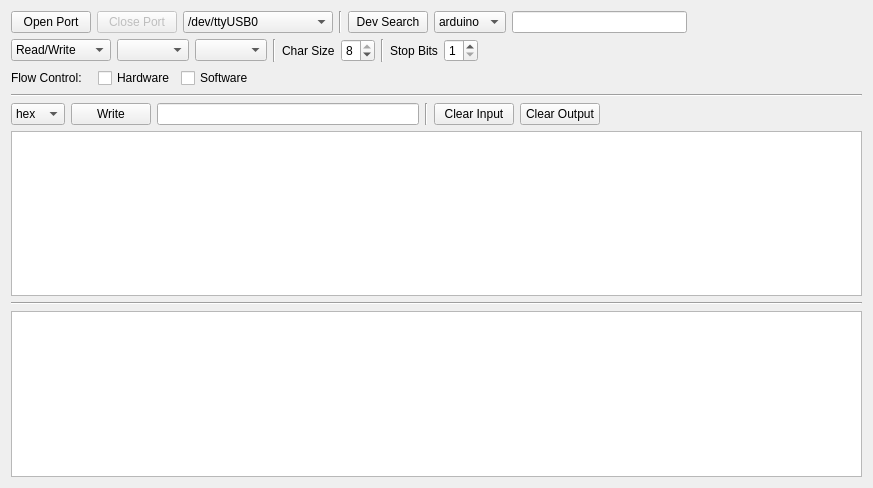
Qt form modules/qt_serial_com/qt_serial_com.ui (spetroce/qt_serial_com) before a commit.
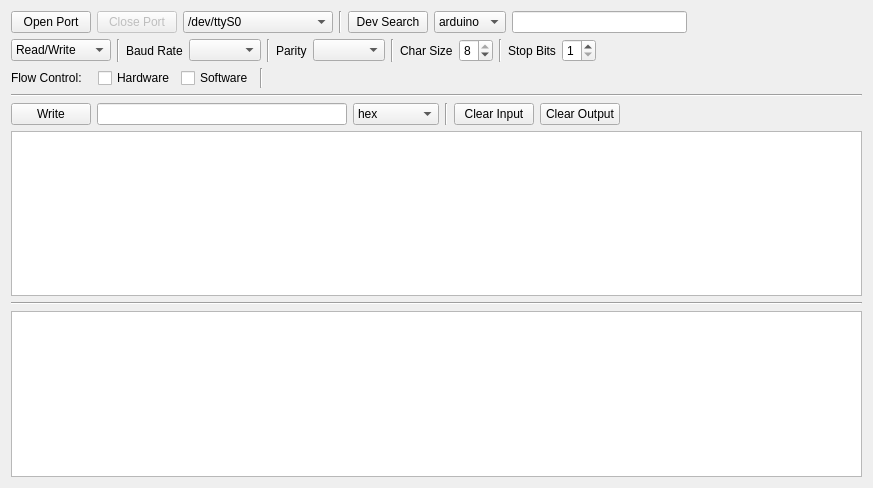
The same form after that commit.

Commit message: option to write CR/LF

```diff
--- a/modules/qt_serial_com/qt_serial_com.ui
+++ b/modules/qt_serial_com/qt_serial_com.ui
@@ -45,7 +45,7 @@
         <string>Name of the port to control</string>
        </property>
        <property name="currentIndex">
-        <number>3</number>
+        <number>0</number>
        </property>
        <item>
         <property name="text">
@@ -162,6 +162,20 @@
        </item>
       </widget>
      </item>
+     <item>
+      <widget class="Line" name="line_7">
+       <property name="orientation">
+        <enum>Qt::Vertical</enum>
+       </property>
+      </widget>
+     </item>
+     <item>
+      <widget class="QLabel" name="label_5">
+       <property name="text">
+        <string>Baud Rate</string>
+       </property>
+      </widget>
+     </item>
      <item>
       <widget class="QComboBox" name="combo_box_baud_rate">
        <property name="sizePolicy">
@@ -175,6 +189,20 @@
        </property>
       </widget>
      </item>
+     <item>
+      <widget class="Line" name="line_8">
+       <property name="orientation">
+        <enum>Qt::Vertical</enum>
+       </property>
+      </widget>
+     </item>
+     <item>
+      <widget class="QLabel" name="label_4">
+       <property name="text">
+        <string>Parity</string>
+       </property>
+      </widget>
+     </item>
      <item>
       <widget class="QComboBox" name="combo_box_parity">
        <property name="toolTip">
@@ -293,6 +321,13 @@
        </property>
       </widget>
      </item>
+     <item>
+      <widget class="Line" name="line_10">
+       <property name="orientation">
+        <enum>Qt::Vertical</enum>
+       </property>
+      </widget>
+     </item>
      <item>
       <spacer name="horizontalSpacer_4">
        <property name="orientation">
@@ -320,20 +355,6 @@
      <property name="bottomMargin">
       <number>0</number>
      </property>
-     <item>
-      <widget class="QComboBox" name="combo_box_write_data_type">
-       <item>
-        <property name="text">
-         <string>hex</string>
-        </property>
-       </item>
-       <item>
-        <property name="text">
-         <string>ascii</string>
-        </property>
-       </item>
-      </widget>
-     </item>
      <item>
       <widget class="QPushButton" name="push_button_write">
        <property name="text">
@@ -360,6 +381,28 @@
        </property>
       </widget>
      </item>
+     <item>
+      <widget class="QComboBox" name="combo_box_write_data_type">
+       <property name="toolTip">
+        <string>&lt;html&gt;&lt;head/&gt;&lt;body&gt;&lt;p&gt;Format of write data in the line edit. Can be HEX data with space separations or ASCII. ASCII + CR means a CR will be appended to data before it is sent out.&lt;/p&gt;&lt;/body&gt;&lt;/html&gt;</string>
+       </property>
+       <item>
+        <property name="text">
+         <string>hex</string>
+        </property>
+       </item>
+       <item>
+        <property name="text">
+         <string>ascii</string>
+        </property>
+       </item>
+       <item>
+        <property name="text">
+         <string>ascii + CR</string>
+        </property>
+       </item>
+      </widget>
+     </item>
      <item>
       <widget class="Line" name="line_5">
        <property name="orientation">
```
Left out of the diff: 15 changed lines with no effect on the pictures. The commit also changes 4 other files.
